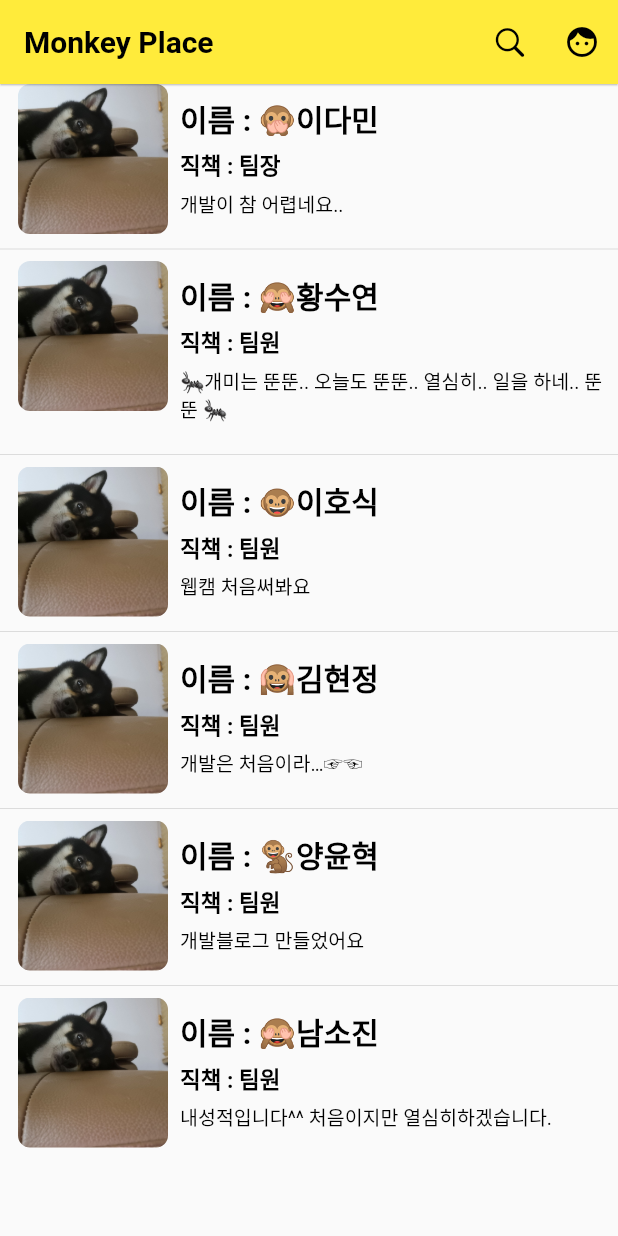
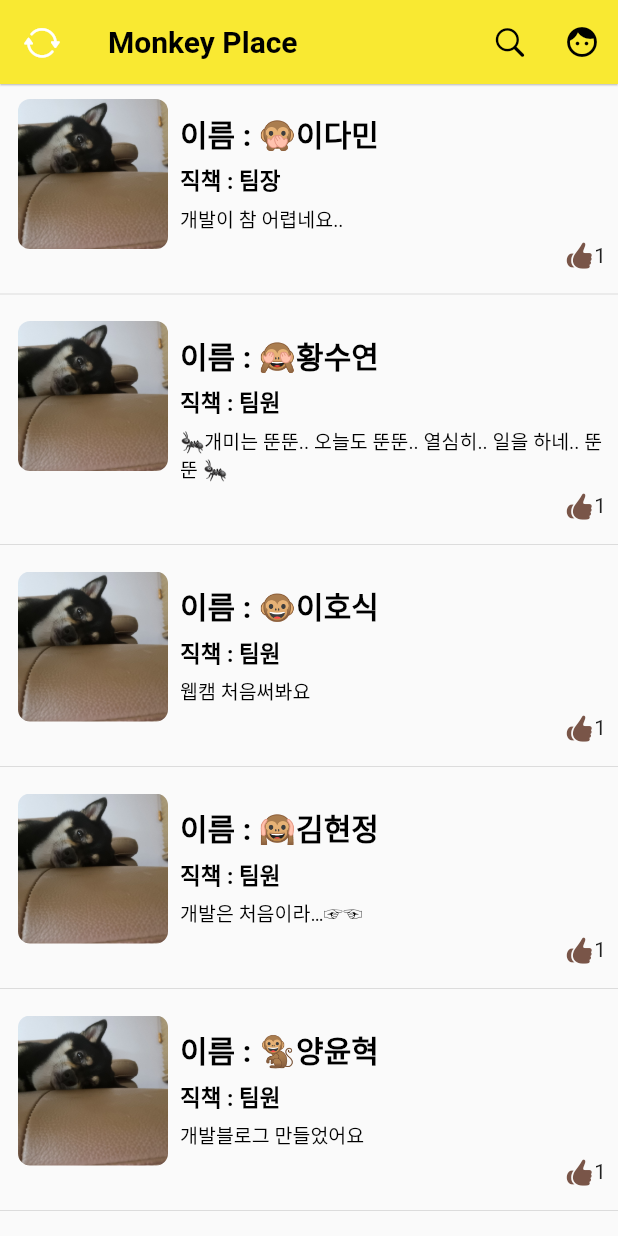
Before and after one commit to kkomin/FlyingMonkey, a Flutter app: the screen it shows after launch, on a phone screen of 412 x 824 dp. Run offline on Flutter 3.47's test engine with Material 2 defaults, Android fonts, the phone set to English and light mode, and no system bars.

Commit message:
라이크 숫자증가

```diff
--- a/lib/secondpage.dart
+++ b/lib/secondpage.dart
@@ -10,6 +10,7 @@ class SecondPage extends StatefulWidget {
 
 class _SecondPageState extends State<SecondPage> {
   bool like = false; // 좋아요 여부
+  int likenum = 1;
 
   @override
   Widget build(BuildContext context) {
@@ -54,8 +55,9 @@ class _SecondPageState extends State<SecondPage> {
 
     return Scaffold(
       appBar: AppBar(
-        backgroundColor: Colors.yellow,
+        backgroundColor: Color(0xFFF9E932),
         elevation: 0.5,
+        leading: Icon(CupertinoIcons.arrow_2_circlepath),
         title: Row(
           // (중간) //
           children: [
@@ -88,7 +90,9 @@ class _SecondPageState extends State<SecondPage> {
           String position = dataList[index]['position'];
           String TMI = dataList[index]['TMI'];
           String img = dataList[index]['img'];
-          return Row(
+          return Padding(
+            padding: const EdgeInsets.only(top: 10),
+            child: Row(
               crossAxisAlignment: CrossAxisAlignment.start,
               children: [
                 SizedBox(width: 12),
@@ -134,11 +138,32 @@ class _SecondPageState extends State<SecondPage> {
                         SizedBox(
                           height: 5,
                         ),
+                        Row(
+                          children: [
+                            Spacer(),
+                            Icon(
+                              CupertinoIcons.hand_thumbsup_fill,
+                              color: Colors.brown,
+                              size: 20,
+                            ),
+                            GestureDetector(
+                              onTap: () {
+                                setState(() {
+                                  likenum = likenum + 1;
+                                });
+                              },
+                              child: Row(
+                                children: [Text("$likenum")],
+                              ),
+                            )
+                          ],
+                        )
                       ],
                     ),
                   ),
                 ),
               ],
+            ),
           );
         },
         separatorBuilder: (BuildContext context, int index) {
```
Lines whose indentation alone changed are shown as unchanged.
